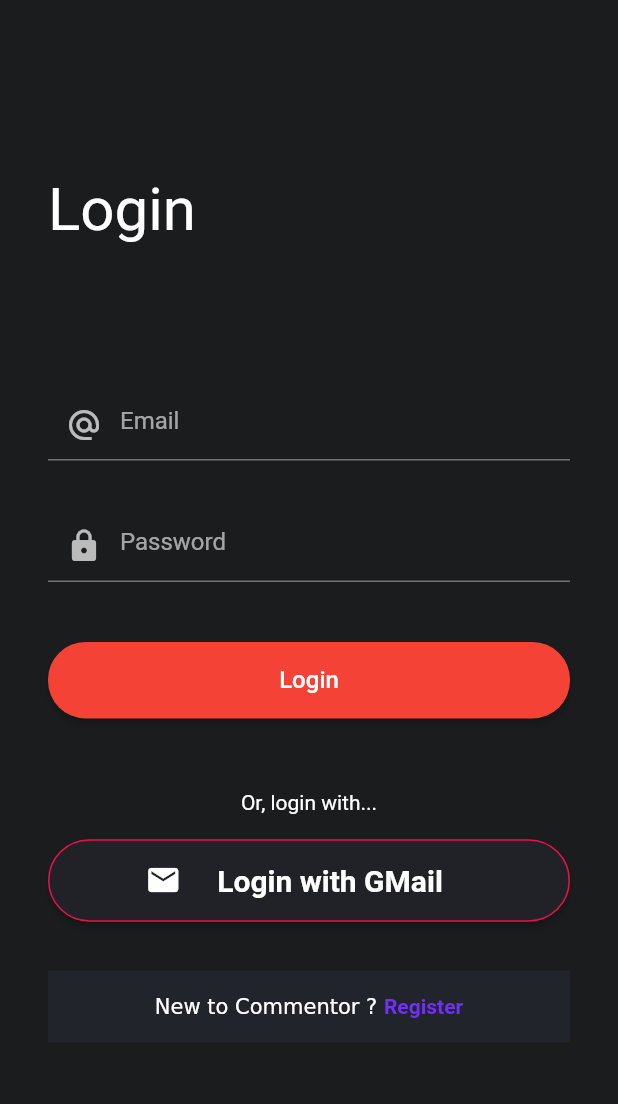
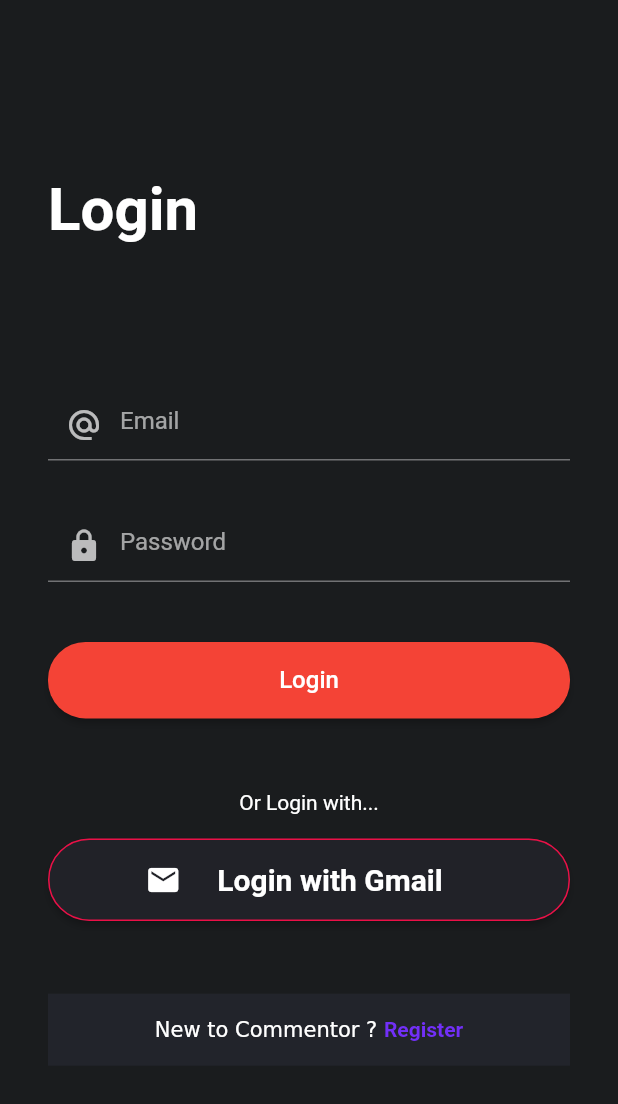
Before and after one commit to SatyamKr07/expApp, a Flutter app: the screen it shows after launch, on a phone screen of 412 x 824 dp. Shown: the top 1104 px of the screen. Run offline on Flutter 3.47's test engine with Material 2 defaults, Android fonts, the phone set to English and light mode, and no system bars; our stand-ins replace better_player, cached_network_image, carousel_slider, cloud_firestore, firebase_auth, firebase_core and 14 more; missing offline and left inert: video_compress; accounts and stored records are empty; generated files the repository leaves out were written again.

Commit message:
Sign up screen ui done

```diff
--- a/lib/src/pages/sign_in_screen/google_signin_btn.dart
+++ b/lib/src/pages/sign_in_screen/google_signin_btn.dart
@@ -7,6 +7,8 @@ import 'package:flutter/material.dart';
 import 'package:get/route_manager.dart';
 
 class GoogleSignInButton extends StatefulWidget {
+  String text;
+  GoogleSignInButton({Key? key, required this.text});
   @override
   _GoogleSignInButtonState createState() => _GoogleSignInButtonState();
 }
@@ -17,11 +19,7 @@ class _GoogleSignInButtonState extends State<GoogleSignInButton> {
 
   @override
   Widget build(BuildContext context) {
-    return Padding(
-      padding: const EdgeInsets.symmetric(
-        horizontal: 16.0,
-      ),
-      child: _isSigningIn
+    return _isSigningIn
         ? Center(
             child: const CircularProgressIndicator(
               valueColor: AlwaysStoppedAnimation<Color>(Colors.blue),
@@ -29,8 +27,6 @@ class _GoogleSignInButtonState extends State<GoogleSignInButton> {
           )
         : Column(
             children: [
-                Text("Or, login with..."),
-                vSizedBox2,
               SizedBox(
                 width: Get.width,
                 child: ElevatedButton.icon(
@@ -58,8 +54,7 @@ class _GoogleSignInButtonState extends State<GoogleSignInButton> {
                     });
 
                     if (user != null) {
-                        if (await authentication.checkUserExistsInDb() ==
-                            false) {
+                      if (await authentication.checkUserExistsInDb() == false) {
                         await authentication.createUserDb();
                       }
                       // Navigator.of(context).pushReplacement(
@@ -68,10 +63,10 @@ class _GoogleSignInButtonState extends State<GoogleSignInButton> {
                       Get.offAll(() => MyBottomBar());
                     }
                   },
-                    label: const Padding(
+                  label: Padding(
                     padding: EdgeInsets.all(16),
                     child: Text(
-                        'Login with GMail',
+                      widget.text,
                       style: TextStyle(
                         fontSize: 20,
                         color: Colors.white,
@@ -82,7 +77,6 @@ class _GoogleSignInButtonState extends State<GoogleSignInButton> {
                 ),
               ),
             ],
-            ),
           );
   }
 }
--- a/lib/src/pages/sign_in_screen/login_screen.dart
+++ b/lib/src/pages/sign_in_screen/login_screen.dart
@@ -1,5 +1,6 @@
 import 'package:commentor/src/central/services/auth_ctrl.dart';
 import 'package:commentor/src/central/shared/dimensions.dart';
+import 'package:commentor/src/pages/sign_in_screen/sign_in_screen.dart';
 import 'package:flutter/material.dart';
 import 'package:get/get.dart';
 
@@ -39,6 +40,7 @@ class _LoginScreenState extends State<LoginScreen> {
                       style: TextStyle(
                         color: Colors.white,
                         fontSize: 40,
+                        fontWeight: FontWeight.bold,
                       ),
                     ),
                   ),
@@ -47,10 +49,17 @@ class _LoginScreenState extends State<LoginScreen> {
               const SizedBox(height: 64),
               emailPasswordTextField(),
               const SizedBox(height: 32),
-
-              GoogleSignInButton(),
+              Center(child: Text("Or Login with...")),
+              Padding(
+                padding: const EdgeInsets.all(16.0),
+                child: GoogleSignInButton(text: "Login with Gmail"),
+              ),
               vSizedBox2,
-              Padding(
+              InkWell(
+                onTap: () {
+                  Get.to(() => SignInScreen());
+                },
+                child: Padding(
                   padding: const EdgeInsets.all(16.0),
                   child: Container(
                     width: Get.width,
@@ -72,6 +81,7 @@ class _LoginScreenState extends State<LoginScreen> {
                                     color: Color(0xff722FF8),
                                   )),
                             ],
+                          ),
                         ),
                       ),
                     ),
```
Also changed, not shown: lib/src/pages/sign_in_screen/sign_in_screen.dart (added, +140 -0 lines). Lines whose indentation alone changed are shown as unchanged.
